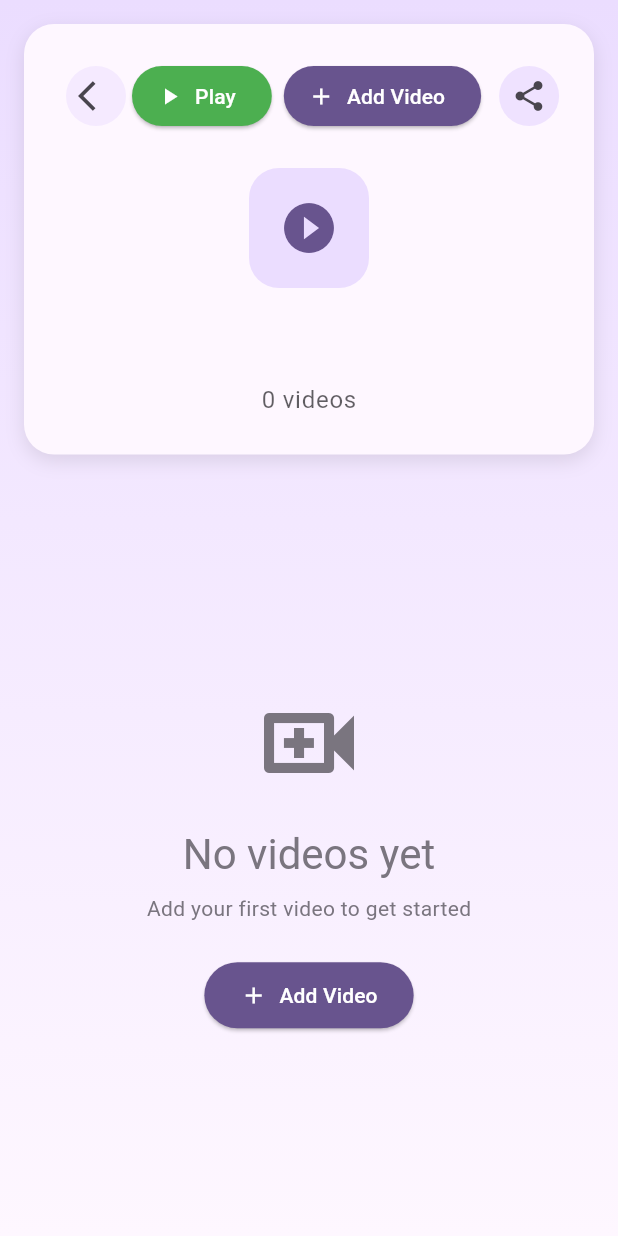
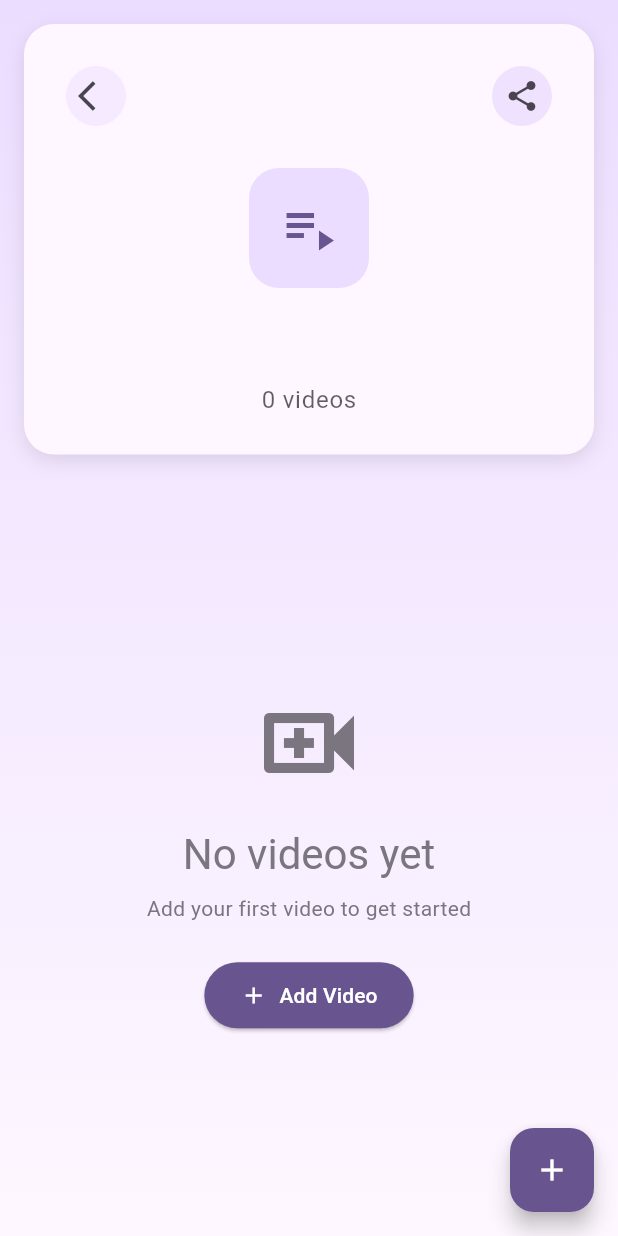
Before and after one commit to PhelpsMerrell/lookatdeez, a Flutter app: the PlaylistEditorPage screen opened directly with empty values, on a phone screen of 412 x 824 dp. Run offline on Flutter 3.47's test engine with Material 3 defaults, Android fonts, the phone set to English and light mode, and no system bars; our stand-ins replace shared_preferences; accounts and stored records are empty.

Commit message:
video player

```diff
--- a/lib/pages/playlist_editor_page.dart
+++ b/lib/pages/playlist_editor_page.dart
@@ -219,10 +219,33 @@ class _PlaylistEditorPageState extends State<PlaylistEditorPage> {
     }
   }
 
+  Future<void> _reorderVideos(int oldIndex, int newIndex) async {
+    setState(() {
+      // Adjust newIndex if moving down
+      if (oldIndex < newIndex) {
+        newIndex -= 1;
+      }
+
+      final VideoItem item = playlist.videos.removeAt(oldIndex);
+      playlist.videos.insert(newIndex, item);
+    });
+
+    widget.onPlaylistUpdated(playlist);
+
+    // Note: You might want to add an API call here later to persist the order
+    // For now, this just updates the local state
+  }
+
 
   @override
   Widget build(BuildContext context) {
     return Scaffold(
+      floatingActionButton: FloatingActionButton(
+        onPressed: isLoading ? null : addVideo,
+        backgroundColor: Theme.of(context).colorScheme.primary,
+        foregroundColor: Theme.of(context).colorScheme.onPrimary,
+        child: const Icon(Icons.add),
+      ),
       body: Container(
         decoration: BoxDecoration(
           gradient: LinearGradient(
@@ -278,26 +301,6 @@ class _PlaylistEditorPageState extends State<PlaylistEditorPage> {
                                       ),
                                     ),
                                     const Spacer(),
-                                    ElevatedButton.icon(
-                                      onPressed: _openPlayMode,
-                                      icon: const Icon(Icons.play_arrow),
-                                      label: const Text('Play'),
-                                      style: ElevatedButton.styleFrom(
-                                        backgroundColor: Colors.green,
-                                        foregroundColor: Colors.white,
-                                      ),
-                                    ),
-                                    const SizedBox(width: 8),
-                                    ElevatedButton.icon(
-                                      onPressed: isLoading ? null : addVideo,
-                                      icon: const Icon(Icons.add),
-                                      label: const Text('Add Video'),
-                                      style: ElevatedButton.styleFrom(
-                                        backgroundColor: Theme.of(context).colorScheme.primary,
-                                        foregroundColor: Theme.of(context).colorScheme.onPrimary,
-                                      ),
-                                    ),
-                                    const SizedBox(width: 8),
                                     IconButton(
                                       onPressed: _showShareSheet,
                                       icon: const Icon(Icons.share_rounded),
@@ -312,18 +315,30 @@ class _PlaylistEditorPageState extends State<PlaylistEditorPage> {
                                 ),
                                 const SizedBox(height: 24),
 
-                                // Playlist icon and info
-                                Container(
+                                // Playlist icon and info - now a play button
+                                GestureDetector(
+                                  onTap: _openPlayMode,
+                                  child: Container(
                                     width: 80,
                                     height: 80,
                                     decoration: BoxDecoration(
-                                    color: Theme.of(context).colorScheme.primaryContainer,
+                                      color: playlist.videos.isNotEmpty
+                                          ? Colors.green.withOpacity(0.2)
+                                          : Theme.of(context).colorScheme.primaryContainer,
                                       borderRadius: BorderRadius.circular(20),
+                                      border: playlist.videos.isNotEmpty
+                                          ? Border.all(color: Colors.green, width: 2)
+                                          : null,
                                     ),
                                     child: Icon(
-                                    Icons.play_circle_fill,
-                                    color: Theme.of(context).colorScheme.primary,
+                                      playlist.videos.isNotEmpty
+                                          ? Icons.play_circle_fill
+                                          : Icons.playlist_play,
+                                      color: playlist.videos.isNotEmpty
+                                          ? Colors.green
+                                          : Theme.of(context).colorScheme.primary,
                                       size: 40,
+                                    ),
                                   ),
                                 ),
                                 const SizedBox(height: 16),
@@ -396,21 +411,26 @@ class _PlaylistEditorPageState extends State<PlaylistEditorPage> {
                       ),
                     )
                   else
-                    SliverPadding(
+                    SliverToBoxAdapter(
+                      child: Container(
                         padding: const EdgeInsets.all(16),
-                      sliver: SliverList(
-                        delegate: SliverChildBuilderDelegate(
-                          (context, index) {
+                        child: ReorderableListView.builder(
+                          shrinkWrap: true,
+                          physics: const NeverScrollableScrollPhysics(),
+                          onReorder: _reorderVideos,
+                          itemCount: playlist.videos.length,
+                          itemBuilder: (context, index) {
                             final video = playlist.videos[index];
-                            return Padding(
-                              padding: const EdgeInsets.only(bottom: 12),
+                            return Container(
+                              key: ValueKey(video.id),
+                              margin: const EdgeInsets.only(bottom: 12),
                               child: VideoCard(
                                 video: video,
                                 onDelete: () => _deleteVideo(index),
+                                index: index,
                               ),
                             );
                           },
-                          childCount: playlist.videos.length,
                         ),
                       ),
                     ),
```
Also changed, not shown: lib/models/friend.dart (+15 -15 lines), lib/widgets/video_card.dart (+13 -0 lines). Lines whose indentation alone changed are shown as unchanged.
